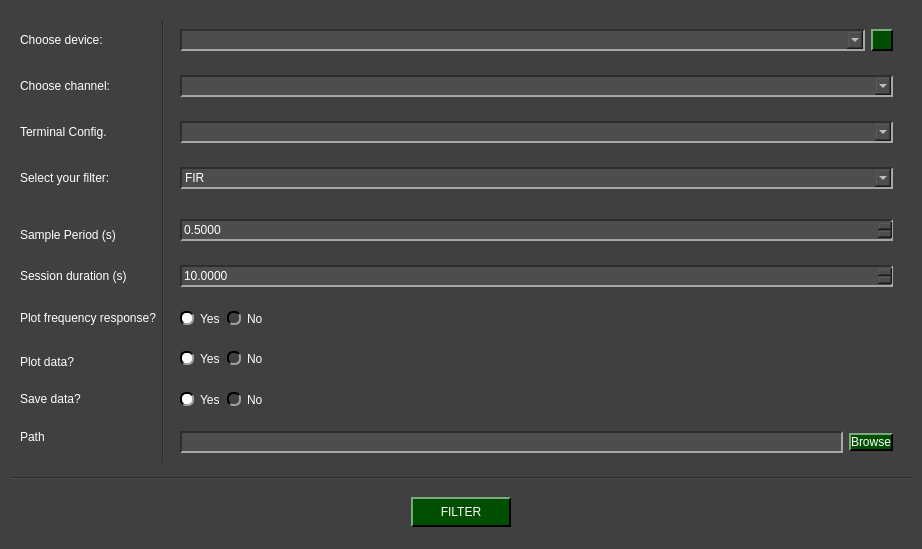
Old version of the form pydaq/uis/PYDAQ_Digital_filterss_NIDAQ_widget.ui in the repository viniciusfs14/pydaq-1.
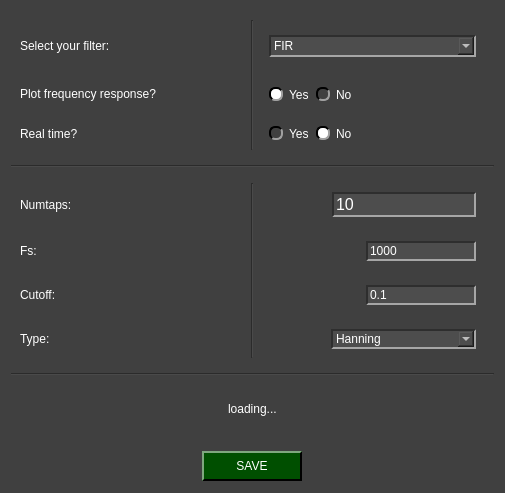
New version of the form. Icons and pictures are not drawn.

Patch:
```diff
--- a/pydaq/uis/PYDAQ_Digital_filterss_NIDAQ_widget.ui
+++ b/pydaq/uis/PYDAQ_Digital_filterss_NIDAQ_widget.ui
@@ -6,8 +6,8 @@
    <rect>
     <x>0</x>
     <y>0</y>
-    <width>922</width>
-    <height>549</height>
+    <width>501</width>
+    <height>493</height>
    </rect>
   </property>
   <property name="windowTitle">
@@ -295,8 +295,27 @@
 </string>
   </property>
   <layout class="QGridLayout" name="gridLayout">
-   <item row="5" column="0">
+   <item row="6" column="0">
+    <widget class="Line" name="line">
+     <property name="orientation">
+      <enum>Qt::Horizontal</enum>
+     </property>
+    </widget>
+   </item>
+   <item row="8" column="0">
     <widget class="QWidget" name="widget_6" native="true">
+     <property name="minimumSize">
+      <size>
+       <width>0</width>
+       <height>40</height>
+      </size>
+     </property>
+     <property name="maximumSize">
+      <size>
+       <width>16777215</width>
+       <height>40</height>
+      </size>
+     </property>
      <layout class="QGridLayout" name="gridLayout_7">
       <item row="0" column="0">
        <widget class="QPushButton" name="filter_button">
@@ -313,172 +332,30 @@
          </size>
         </property>
         <property name="text">
-         <string>FILTER</string>
+         <string>SAVE</string>
         </property>
        </widget>
       </item>
      </layout>
     </widget>
    </item>
-   <item row="4" column="0">
-    <widget class="Line" name="line">
-     <property name="orientation">
-      <enum>Qt::Horizontal</enum>
-     </property>
-    </widget>
-   </item>
    <item row="3" column="0">
     <widget class="QWidget" name="left_side" native="true">
+     <property name="minimumSize">
+      <size>
+       <width>483</width>
+       <height>0</height>
+      </size>
+     </property>
      <layout class="QGridLayout" name="gridLayout_2">
-      <item row="3" column="0">
-       <widget class="QLabel" name="label_4">
-        <property name="minimumSize">
-         <size>
-          <width>0</width>
-          <height>30</height>
-         </size>
+      <item row="0" column="1" rowspan="5">
+       <widget class="Line" name="line_7">
+        <property name="orientation">
+         <enum>Qt::Vertical</enum>
         </property>
-        <property name="maximumSize">
-         <size>
-          <width>16777215</width>
-          <height>30</height>
-         </size>
-        </property>
-        <property name="text">
-         <string>Select your filter:</string>
-        </property>
        </widget>
       </item>
-      <item row="1" column="2">
-       <widget class="QWidget" name="widget_2" native="true">
-        <layout class="QGridLayout" name="gridLayout_4">
-         <item row="0" column="0">
-          <widget class="QComboBox" name="channel_combo">
-           <property name="minimumSize">
-            <size>
-             <width>0</width>
-             <height>22</height>
-            </size>
-           </property>
-           <property name="maximumSize">
-            <size>
-             <width>16777215</width>
-             <height>22</height>
-            </size>
-           </property>
-          </widget>
-         </item>
-        </layout>
-       </widget>
-      </item>
-      <item row="7" column="2">
-       <widget class="QWidget" name="widget_8" native="true">
-        <layout class="QGridLayout" name="gridLayout_9">
-         <item row="0" column="0">
-          <widget class="QDoubleSpinBox" name="session_line">
-           <property name="minimumSize">
-            <size>
-             <width>0</width>
-             <height>22</height>
-            </size>
-           </property>
-           <property name="maximumSize">
-            <size>
-             <width>16777215</width>
-             <height>22</height>
-            </size>
-           </property>
-           <property name="decimals">
-            <number>4</number>
-           </property>
-           <property name="maximum">
-            <double>900000000000.000000000000000</double>
-           </property>
-           <property name="singleStep">
-            <double>0.010000000000000</double>
-           </property>
-           <property name="stepType">
-            <enum>QAbstractSpinBox::AdaptiveDecimalStepType</enum>
-           </property>
-           <property name="value">
-            <double>10.000000000000000</double>
-           </property>
-          </widget>
-         </item>
-        </layout>
-       </widget>
-      </item>
-      <item row="0" column="2">
-       <widget class="QWidget" name="widget" native="true">
-        <layout class="QGridLayout" name="gridLayout_3">
-         <item row="0" column="0">
-          <widget class="QComboBox" name="device_combo">
-           <property name="minimumSize">
-            <size>
-             <width>0</width>
-             <height>22</height>
-            </size>
-           </property>
-           <property name="maximumSize">
-            <size>
-             <width>16777215</width>
-             <height>22</height>
-            </size>
-           </property>
-          </widget>
-         </item>
-         <item row="0" column="1">
-          <widget class="QPushButton" name="reload_devices">
-           <property name="minimumSize">
-            <size>
-             <width>22</width>
-             <height>22</height>
-            </size>
-           </property>
-           <property name="maximumSize">
-            <size>
-             <width>22</width>
-             <height>22</height>
-            </size>
-           </property>
-           <property name="text">
-            <string/>
-           </property>
-          </widget>
-         </item>
-        </layout>
-       </widget>
-      </item>
-      <item row="9" column="2" rowspan="2" alignment="Qt::AlignLeft">
-       <widget class="QWidget" name="widget_9" native="true">
-        <layout class="QHBoxLayout" name="horizontalLayout_2">
-         <item>
-          <widget class="QRadioButton" name="yes_plot">
-           <property name="text">
-            <string>Yes</string>
-           </property>
-           <property name="checked">
-            <bool>true</bool>
-           </property>
-           <attribute name="buttonGroup">
-            <string notr="true">ratio_plot</string>
-           </attribute>
-          </widget>
-         </item>
-         <item>
-          <widget class="QRadioButton" name="no_plot">
-           <property name="text">
-            <string>No</string>
-           </property>
-           <attribute name="buttonGroup">
-            <string notr="true">ratio_plot</string>
-           </attribute>
-          </widget>
-         </item>
-        </layout>
-       </widget>
-      </item>
-      <item row="8" column="2" alignment="Qt::AlignLeft">
+      <item row="3" column="2" alignment="Qt::AlignLeft">
        <widget class="QWidget" name="widget_5" native="true">
         <layout class="QHBoxLayout" name="horizontalLayout">
          <item>
@@ -507,217 +384,7 @@
         </layout>
        </widget>
       </item>
-      <item row="5" column="2" rowspan="2">
-       <widget class="QWidget" name="widget_7" native="true">
-        <layout class="QGridLayout" name="gridLayout_8">
-         <item row="0" column="0">
-          <widget class="QDoubleSpinBox" name="sample_line">
-           <property name="minimumSize">
-            <size>
-             <width>0</width>
-             <height>22</height>
-            </size>
-           </property>
-           <property name="maximumSize">
-            <size>
-             <width>16777215</width>
-             <height>22</height>
-            </size>
-           </property>
-           <property name="decimals">
-            <number>4</number>
-           </property>
-           <property name="singleStep">
-            <double>0.010000000000000</double>
-           </property>
-           <property name="stepType">
-            <enum>QAbstractSpinBox::AdaptiveDecimalStepType</enum>
-           </property>
-           <property name="value">
-            <double>0.500000000000000</double>
-           </property>
-          </widget>
-         </item>
-        </layout>
-       </widget>
-      </item>
-      <item row="12" column="0">
-       <widget class="QLabel" name="label_10">
-        <property name="minimumSize">
-         <size>
-          <width>0</width>
-          <height>30</height>
-         </size>
-        </property>
-        <property name="maximumSize">
-         <size>
-          <width>16777215</width>
-          <height>30</height>
-         </size>
-        </property>
-        <property name="text">
-         <string>Path</string>
-        </property>
-       </widget>
-      </item>
-      <item row="0" column="0">
-       <widget class="QLabel" name="label">
-        <property name="minimumSize">
-         <size>
-          <width>0</width>
-          <height>30</height>
-         </size>
-        </property>
-        <property name="maximumSize">
-         <size>
-          <width>200</width>
-          <height>30</height>
-         </size>
-        </property>
-        <property name="text">
-         <string>Choose device:</string>
-        </property>
-       </widget>
-      </item>
-      <item row="12" column="2" rowspan="2">
-       <widget class="QWidget" name="widget_11" native="true">
-        <layout class="QHBoxLayout" name="horizontalLayout_4">
-         <item>
-          <widget class="QLineEdit" name="path_line">
-           <property name="minimumSize">
-            <size>
-             <width>0</width>
-             <height>22</height>
-            </size>
-           </property>
-          </widget>
-         </item>
-         <item>
-          <widget class="QPushButton" name="browse_button">
-           <property name="text">
-            <string>Browse</string>
-           </property>
-          </widget>
-         </item>
-        </layout>
-       </widget>
-      </item>
-      <item row="2" column="2">
-       <widget class="QWidget" name="widget_3" native="true">
-        <layout class="QGridLayout" name="gridLayout_5">
-         <item row="0" column="0">
-          <widget class="QComboBox" name="terminal_combo">
-           <property name="minimumSize">
-            <size>
-             <width>0</width>
-             <height>22</height>
-            </size>
-           </property>
-           <property name="maximumSize">
-            <size>
-             <width>16777215</width>
-             <height>22</height>
-            </size>
-           </property>
-          </widget>
-         </item>
-        </layout>
-       </widget>
-      </item>
-      <item row="11" column="2" alignment="Qt::AlignLeft">
-       <widget class="QWidget" name="widget_10" native="true">
-        <layout class="QHBoxLayout" name="horizontalLayout_3">
-         <item>
-          <widget class="QRadioButton" name="yes_save">
-           <property name="text">
-            <string>Yes</string>
-           </property>
-           <property name="checked">
-            <bool>true</bool>
-           </property>
-           <attribute name="buttonGroup">
-            <string notr="true">ratio_save</string>
-           </attribute>
-          </widget>
-         </item>
-         <item>
-          <widget class="QRadioButton" name="no_save">
-           <property name="text">
-            <string>No</string>
-           </property>
-           <attribute name="buttonGroup">
-            <string notr="true">ratio_save</string>
-           </attribute>
-          </widget>
-         </item>
-        </layout>
-       </widget>
-      </item>
-      <item row="0" column="1" rowspan="14">
-       <widget class="Line" name="line_7">
-        <property name="orientation">
-         <enum>Qt::Vertical</enum>
-        </property>
-       </widget>
-      </item>
-      <item row="6" column="0">
-       <widget class="QLabel" name="label_6">
-        <property name="minimumSize">
-         <size>
-          <width>0</width>
-          <height>30</height>
-         </size>
-        </property>
-        <property name="maximumSize">
-         <size>
-          <width>16777215</width>
-          <height>30</height>
-         </size>
-        </property>
-        <property name="text">
-         <string>Sample Period (s)</string>
-        </property>
-       </widget>
-      </item>
-      <item row="11" column="0">
-       <widget class="QLabel" name="label_9">
-        <property name="minimumSize">
-         <size>
-          <width>0</width>
-          <height>30</height>
-         </size>
-        </property>
-        <property name="maximumSize">
-         <size>
-          <width>16777215</width>
-          <height>30</height>
-         </size>
-        </property>
-        <property name="text">
-         <string>Save data?</string>
-        </property>
-       </widget>
-      </item>
-      <item row="10" column="0">
-       <widget class="QLabel" name="label_8">
-        <property name="minimumSize">
-         <size>
-          <width>0</width>
-          <height>30</height>
-         </size>
-        </property>
-        <property name="maximumSize">
-         <size>
-          <width>16777215</width>
-          <height>30</height>
-         </size>
-        </property>
-        <property name="text">
-         <string>Plot data?</string>
-        </property>
-       </widget>
-      </item>
-      <item row="8" column="0">
+      <item row="3" column="0">
        <widget class="QLabel" name="label_5">
         <property name="minimumSize">
          <size>
@@ -736,64 +403,7 @@
         </property>
        </widget>
       </item>
-      <item row="2" column="0">
-       <widget class="QLabel" name="label_3">
-        <property name="minimumSize">
-         <size>
-          <width>0</width>
-          <height>30</height>
-         </size>
-        </property>
-        <property name="maximumSize">
-         <size>
-          <width>16777215</width>
-          <height>30</height>
-         </size>
-        </property>
-        <property name="text">
-         <string>Terminal Config.</string>
-        </property>
-       </widget>
-      </item>
-      <item row="1" column="0">
-       <widget class="QLabel" name="label_2">
-        <property name="minimumSize">
-         <size>
-          <width>0</width>
-          <height>30</height>
-         </size>
-        </property>
-        <property name="maximumSize">
-         <size>
-          <width>16777215</width>
-          <height>30</height>
-         </size>
-        </property>
-        <property name="text">
-         <string>Choose channel:</string>
-        </property>
-       </widget>
-      </item>
-      <item row="7" column="0">
-       <widget class="QLabel" name="label_7">
-        <property name="minimumSize">
-         <size>
-          <width>0</width>
-          <height>30</height>
-         </size>
-        </property>
-        <property name="maximumSize">
-         <size>
-          <width>16777215</width>
-          <height>30</height>
-         </size>
-        </property>
-        <property name="text">
-         <string>Session duration (s)</string>
-        </property>
-       </widget>
-      </item>
-      <item row="3" column="2">
+      <item row="1" column="2">
        <widget class="QWidget" name="widget_4" native="true">
         <layout class="QGridLayout" name="gridLayout_6">
          <item row="0" column="0">
@@ -825,6 +435,201 @@
         </layout>
        </widget>
       </item>
+      <item row="1" column="0">
+       <widget class="QLabel" name="label_4">
+        <property name="minimumSize">
+         <size>
+          <width>0</width>
+          <height>30</height>
+         </size>
+        </property>
+        <property name="maximumSize">
+         <size>
+          <width>16777215</width>
+          <height>30</height>
+         </size>
+        </property>
+        <property name="text">
+         <string>Select your filter:</string>
+        </property>
+       </widget>
+      </item>
+      <item row="4" column="0">
+       <widget class="QLabel" name="label_8">
+        <property name="text">
+         <string>Real time?</string>
+        </property>
+       </widget>
+      </item>
+      <item row="4" column="2" alignment="Qt::AlignLeft">
+       <widget class="QWidget" name="widget_8" native="true">
+        <layout class="QHBoxLayout" name="horizontalLayout_2">
+         <item alignment="Qt::AlignLeft">
+          <widget class="QRadioButton" name="yes_rt">
+           <property name="text">
+            <string>Yes</string>
+           </property>
+           <attribute name="buttonGroup">
+            <string notr="true">real_time_radio</string>
+           </attribute>
+          </widget>
+         </item>
+         <item>
+          <widget class="QRadioButton" name="no_rt">
+           <property name="text">
+            <string>No</string>
+           </property>
+           <property name="checked">
+            <bool>true</bool>
+           </property>
+           <attribute name="buttonGroup">
+            <string notr="true">real_time_radio</string>
+           </attribute>
+          </widget>
+         </item>
+        </layout>
+       </widget>
+      </item>
+     </layout>
+    </widget>
+   </item>
+   <item row="4" column="0">
+    <widget class="Line" name="line_2">
+     <property name="orientation">
+      <enum>Qt::Horizontal</enum>
+     </property>
+    </widget>
+   </item>
+   <item row="5" column="0">
+    <widget class="QWidget" name="fir_widget" native="true">
+     <layout class="QGridLayout" name="gridLayout_3">
+      <item row="4" column="2">
+       <widget class="QWidget" name="widget" native="true">
+        <layout class="QGridLayout" name="gridLayout_10">
+         <item row="1" column="0" alignment="Qt::AlignRight">
+          <widget class="QComboBox" name="comboBox">
+           <property name="minimumSize">
+            <size>
+             <width>145</width>
+             <height>0</height>
+            </size>
+           </property>
+           <property name="maximumSize">
+            <size>
+             <width>300</width>
+             <height>16777215</height>
+            </size>
+           </property>
+           <item>
+            <property name="text">
+             <string>Hanning</string>
+            </property>
+           </item>
+           <item>
+            <property name="text">
+             <string>Haming</string>
+            </property>
+           </item>
+          </widget>
+         </item>
+        </layout>
+       </widget>
+      </item>
+      <item row="4" column="0">
+       <widget class="QLabel" name="label_7">
+        <property name="text">
+         <string>Type:</string>
+        </property>
+       </widget>
+      </item>
+      <item row="2" column="2">
+       <widget class="QWidget" name="widget_3" native="true">
+        <layout class="QGridLayout" name="gridLayout_5">
+         <item row="0" column="0" alignment="Qt::AlignRight">
+          <widget class="QLineEdit" name="fs_fir">
+           <property name="text">
+            <string>1000</string>
+           </property>
+          </widget>
+         </item>
+        </layout>
+       </widget>
+      </item>
+      <item row="3" column="0">
+       <widget class="QLabel" name="label_3">
+        <property name="text">
+         <string>Cutoff:</string>
+        </property>
+       </widget>
+      </item>
+      <item row="1" column="2">
+       <widget class="QWidget" name="widget_2" native="true">
+        <layout class="QGridLayout" name="gridLayout_4">
+         <item row="0" column="0" alignment="Qt::AlignRight">
+          <widget class="QLineEdit" name="numtaps_fir">
+           <property name="font">
+            <font>
+             <family>Helvetica</family>
+             <pointsize>12</pointsize>
+             <italic>false</italic>
+             <bold>false</bold>
+            </font>
+           </property>
+           <property name="text">
+            <string>10</string>
+           </property>
+          </widget>
+         </item>
+        </layout>
+       </widget>
+      </item>
+      <item row="2" column="0">
+       <widget class="QLabel" name="label_2">
+        <property name="text">
+         <string>Fs:</string>
+        </property>
+       </widget>
+      </item>
+      <item row="1" column="0">
+       <widget class="QLabel" name="label">
+        <property name="text">
+         <string>Numtaps:</string>
+        </property>
+       </widget>
+      </item>
+      <item row="3" column="2" alignment="Qt::AlignRight">
+       <widget class="QWidget" name="widget_7" native="true">
+        <layout class="QGridLayout" name="gridLayout_8">
+         <item row="0" column="0">
+          <widget class="QLineEdit" name="cutoff_fir">
+           <property name="text">
+            <string>0.1</string>
+           </property>
+          </widget>
+         </item>
+        </layout>
+       </widget>
+      </item>
+      <item row="1" column="1" rowspan="4">
+       <widget class="Line" name="line_3">
+        <property name="orientation">
+         <enum>Qt::Vertical</enum>
+        </property>
+       </widget>
+      </item>
+     </layout>
+    </widget>
+   </item>
+   <item row="7" column="0">
+    <widget class="QWidget" name="iir_widget" native="true">
+     <layout class="QGridLayout" name="gridLayout_9">
+      <item row="0" column="0" alignment="Qt::AlignHCenter">
+       <widget class="QLabel" name="label_6">
+        <property name="text">
+         <string>loading...</string>
+        </property>
+       </widget>
+      </item>
      </layout>
     </widget>
    </item>
```
Left out of the diff: 7 changed lines with no effect on the pictures.
